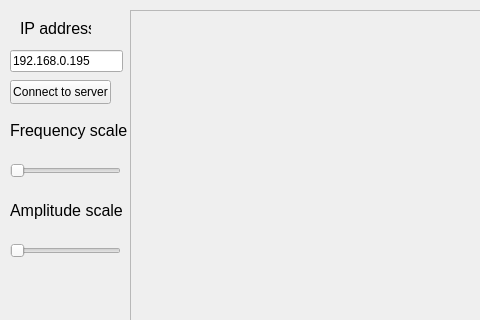
Qt form Receiver/mainwindow.ui (XtreeMaJI/Signal-Transmitter) before a commit; both pictures show x 0 to 480 and y 0 to 320 of the 800 by 600 pixel window.
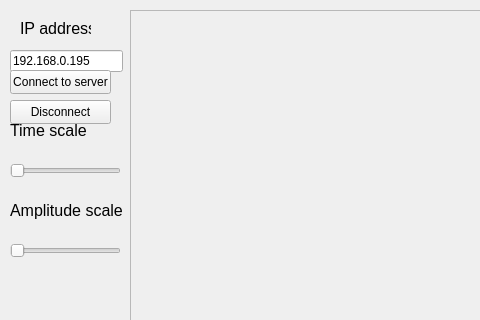
The same form after that commit.

Patch:
```diff
--- a/Receiver/mainwindow.ui
+++ b/Receiver/mainwindow.ui
@@ -79,7 +79,7 @@
      </font>
     </property>
     <property name="text">
-     <string>Frequency scale</string>
+     <string>Time scale</string>
     </property>
    </widget>
    <widget class="QLabel" name="amplLabel">
@@ -139,7 +139,7 @@
     <property name="geometry">
      <rect>
       <x>10</x>
-      <y>80</y>
+      <y>70</y>
       <width>101</width>
       <height>24</height>
      </rect>
@@ -148,6 +148,19 @@
      <string>Connect to server</string>
     </property>
    </widget>
+   <widget class="QPushButton" name="disconnectBtn">
+    <property name="geometry">
+     <rect>
+      <x>10</x>
+      <y>100</y>
+      <width>101</width>
+      <height>24</height>
+     </rect>
+    </property>
+    <property name="text">
+     <string>Disconnect</string>
+    </property>
+   </widget>
   </widget>
   <widget class="QMenuBar" name="menubar">
    <property name="geometry">
```
Left out of the diff: 16 changed lines with no effect on the pictures.
